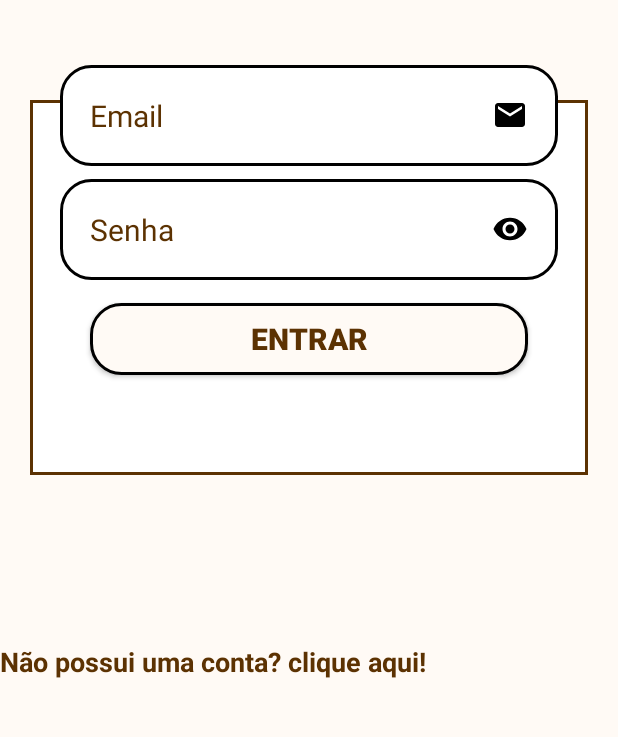
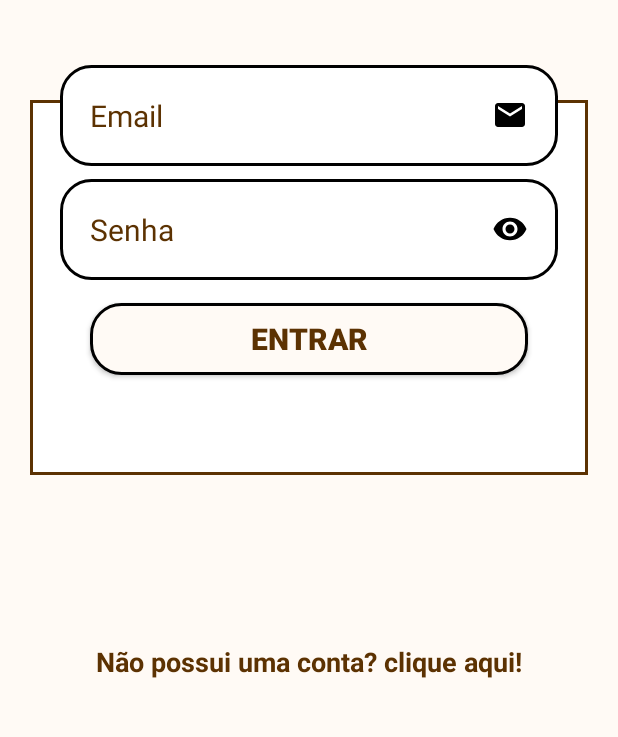
Before and after one commit to Pedrolbtb/Vihva-app, an Android app: the MainActivity screen opened directly, with no data from a screen before it, on a phone screen of 412 x 824 dp, the part 331-1068 px from its top. Run offline under Robolectric (Android 15) with nearby library versions, the phone set to English and light mode, and no system bars.

Commit message:
deus eh bom o diabo eh ruim dms finalmente funcionou

```diff
--- a/app/src/main/res/drawable/button_mxp.xml
+++ b/app/src/main/res/drawable/button_mxp.xml
@@ -1,4 +1,5 @@
 <?xml version="1.0" encoding="utf-8"?>
+
 
 <shape xmlns:android="http://schemas.android.com/apk/res/android">
 
--- a/app/src/main/res/layout/activity_login.xml
+++ b/app/src/main/res/layout/activity_login.xml
@@ -54,6 +54,7 @@
         app:layout_constraintStart_toStartOf="parent"
         app:layout_constraintEnd_toEndOf="parent"
         app:layout_constraintTop_toBottomOf="@+id/mxp"
+
         />
 
     <androidx.appcompat.widget.AppCompatButton
--- a/app/src/main/res/layout/activity_main.xml
+++ b/app/src/main/res/layout/activity_main.xml
@@ -80,14 +80,17 @@
         android:id="@+id/text_tela_cadastro"
         android:layout_width="wrap_content"
         android:layout_height="wrap_content"
+        android:layout_marginStart="63dp"
         android:layout_marginTop="40dp"
+        android:layout_marginEnd="64dp"
         android:text="@string/text_cadastro"
         android:textColor="@color/marrom"
         android:textSize="18sp"
         android:textStyle="bold"
+        app:layout_constraintEnd_toEndOf="parent"
+        app:layout_constraintStart_toStartOf="parent"
         app:layout_constraintTop_toBottomOf="@id/progressbar_login"
-        app:layout_goneMarginTop="20dp"
-        tools:layout_editor_absoluteX="63dp" />
+        app:layout_goneMarginTop="20dp" />
 
     <TextView
         android:id="@+id/titulo_login"
--- a/app/src/main/res/values/styles.xml
+++ b/app/src/main/res/values/styles.xml
@@ -80,7 +80,6 @@
         <!--margem para cima do campo-->
         <item name="android:textStyle">bold</item>
 
-        <item name="elevation">10dp</item>
 
     </style>
 
```
Also changed, not shown: app/src/main/res/drawable/sombra_off_white.png (deleted).
